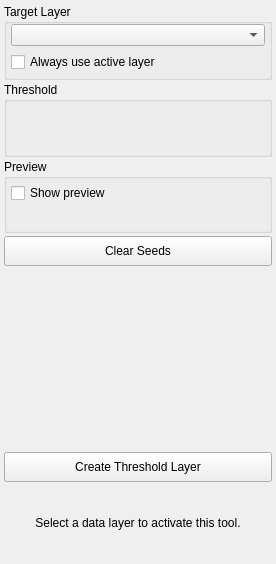
Before: the Qt Designer form src/Interface/ToolInterface/ThresholdToolInterface.ui in SCIInstitute/Seg3D, drawn with Qt 5.
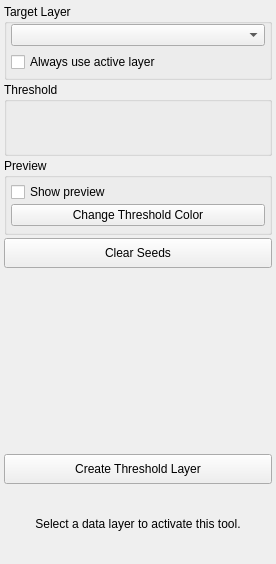
After: the same form once the commit is applied. Custom widgets are drawn as their Qt base class.

```diff
--- a/src/Interface/ToolInterface/ThresholdToolInterface.ui
+++ b/src/Interface/ToolInterface/ThresholdToolInterface.ui
@@ -147,6 +147,13 @@
         </item>
        </layout>
       </item>
+      <item>
+       <widget class="QPushButton" name="thresholdColorButton">
+        <property name="text">
+         <string>Change Threshold Color</string>
+        </property>
+       </widget>
+      </item>
       <item>
        <widget class="QWidget" name="opacity_widget_" native="true">
         <layout class="QVBoxLayout" name="verticalLayout_7">
```
Left out of the diff: 88 changed lines with no effect on the pictures.
